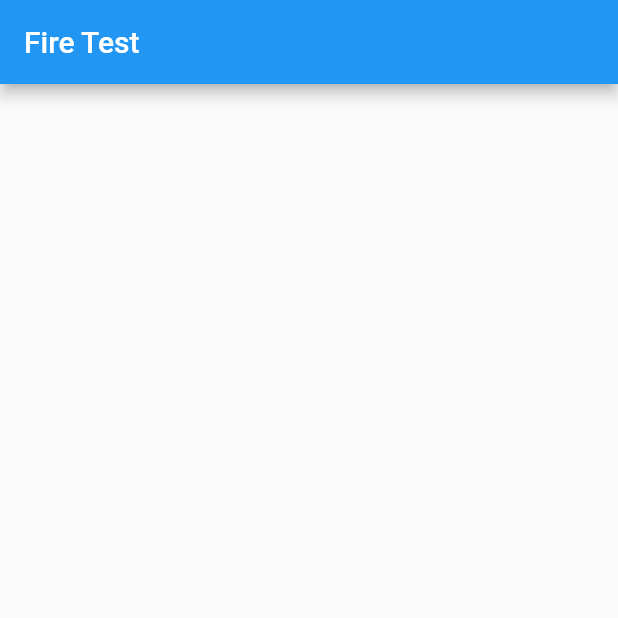
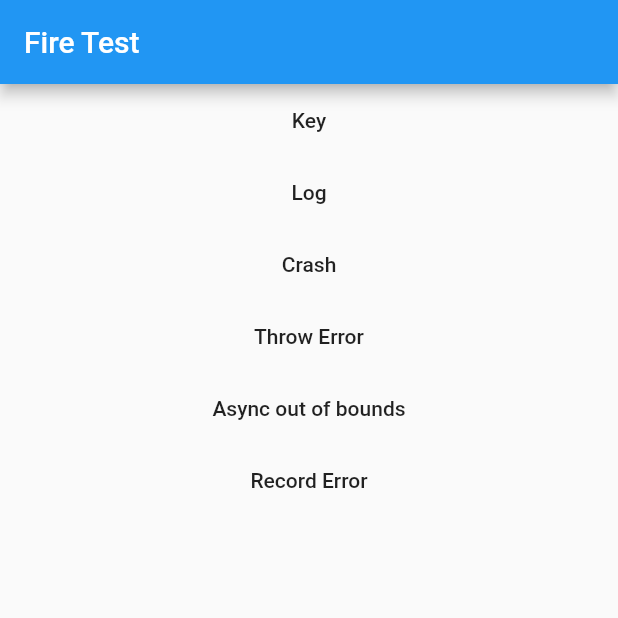
Before and after one commit to sbis04/fire_test, a Flutter app: the screen it shows after launch, on a phone screen of 412 x 824 dp, the top half of it. Run offline on Flutter 3.47's test engine with Material 2 defaults, Android fonts, the phone set to English and light mode, and no system bars; our stand-ins replace firebase_core, firebase_crashlytics; accounts and stored records are empty.

Commit message:
Added crashlytics

```diff
--- a/lib/main.dart
+++ b/lib/main.dart
@@ -1,6 +1,12 @@
+import 'package:firebase_core/firebase_core.dart';
+import 'package:firebase_crashlytics/firebase_crashlytics.dart';
 import 'package:flutter/material.dart';
 
-void main() {
+void main() async {
+  WidgetsFlutterBinding.ensureInitialized();
+  await Firebase.initializeApp();
+  await FirebaseCrashlytics.instance.setCrashlyticsCollectionEnabled(true);
+  FlutterError.onError = FirebaseCrashlytics.instance.recordFlutterError;
   runApp(MyApp());
 }
 
@@ -24,7 +30,50 @@ class HomePage extends StatelessWidget {
       appBar: AppBar(
         title: Text('Fire Test'),
       ),
-      body: Container(),
+      body: Center(
+        child: Column(
+          children: <Widget>[
+            FlatButton(
+                child: const Text('Key'),
+                onPressed: () {
+                  FirebaseCrashlytics.instance.setCustomKey('foo', 'bar');
+                }),
+            FlatButton(
+                child: const Text('Log'),
+                onPressed: () {
+                  FirebaseCrashlytics.instance.log('Simulated crash');
+                }),
+            FlatButton(
+                child: const Text('Crash'),
+                onPressed: () {
+                  FirebaseCrashlytics.instance.crash();
+                }),
+            FlatButton(
+                child: const Text('Throw Error'),
+                onPressed: () {
+                  throw StateError('Uncaught error thrown by app.');
+                }),
+            FlatButton(
+                child: const Text('Async out of bounds'),
+                onPressed: () {
+                  Future<void>.delayed(const Duration(seconds: 2), () {
+                    final List<int> list = <int>[];
+                    print(list[100]);
+                  });
+                }),
+            FlatButton(
+              child: const Text('Record Error'),
+              onPressed: () {
+                try {
+                  throw 'error_example';
+                } catch (error, stackTrace) {
+                  FirebaseCrashlytics.instance.recordError(error, stackTrace);
+                }
+              },
+            ),
+          ],
+        ),
+      ),
     );
   }
 }
```
